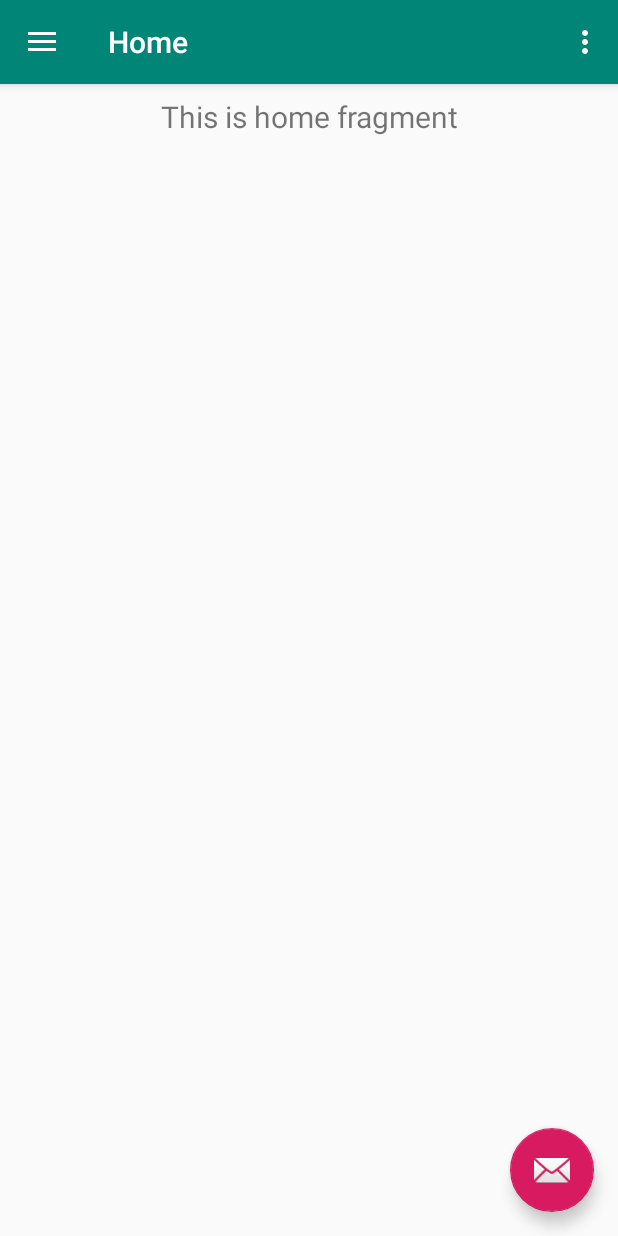
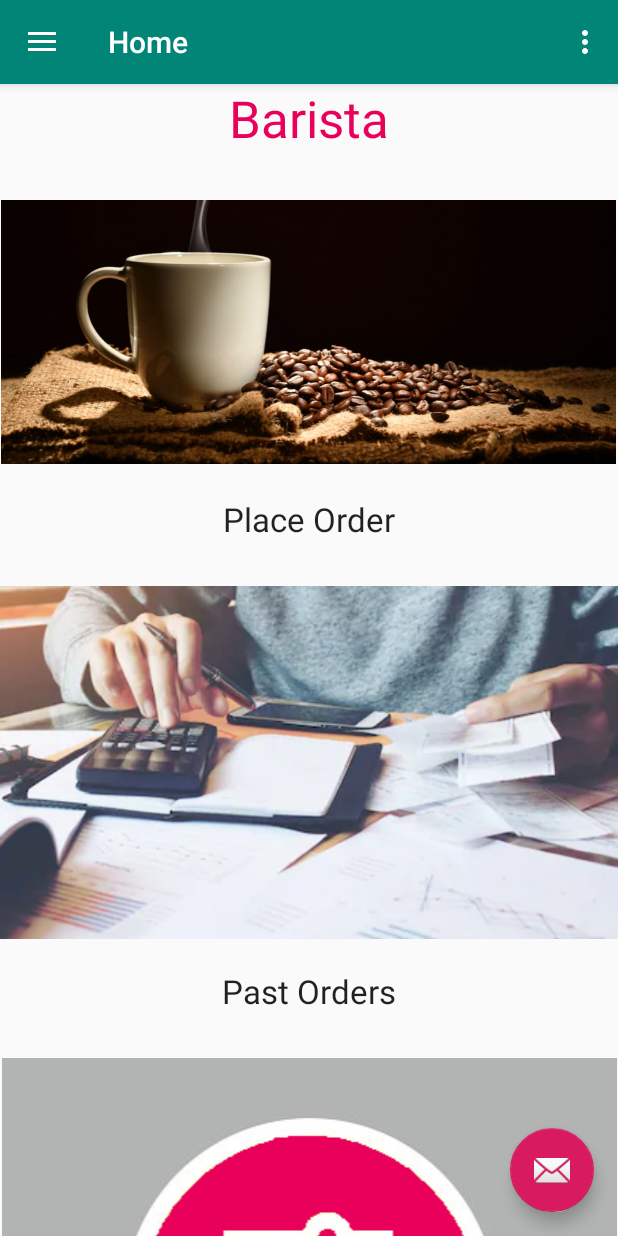
Before and after one commit to jpmono416/NTU_Barista, an Android app: the screen it shows after launch (MainActivity), on a phone screen of 412 x 824 dp. Run offline under Robolectric (Android 15) with nearby library versions, the phone set to English and light mode, and no system bars; our stand-ins replace navigation-ui.

Commit message:
Main user interface done (basic idea)

```diff
--- a/app/src/main/java/com/aad/ntubarista/ui/home/HomeFragment.java
+++ b/app/src/main/java/com/aad/ntubarista/ui/home/HomeFragment.java
@@ -1,35 +1,7 @@
 package com.aad.ntubarista.ui.home;
 
-import android.os.Bundle;
-import android.view.LayoutInflater;
-import android.view.View;
-import android.view.ViewGroup;
-import android.widget.TextView;
-
-import androidx.annotation.Nullable;
-import androidx.annotation.NonNull;
 import androidx.fragment.app.Fragment;
-import androidx.lifecycle.Observer;
-import androidx.lifecycle.ViewModelProviders;
-
-import com.aad.ntubarista.R;
 
 public class HomeFragment extends Fragment {
 
-    private HomeViewModel homeViewModel;
-
-    public View onCreateView(@NonNull LayoutInflater inflater,
-                             ViewGroup container, Bundle savedInstanceState) {
-        homeViewModel =
-                ViewModelProviders.of(this).get(HomeViewModel.class);
-        View root = inflater.inflate(R.layout.fragment_home, container, false);
-        final TextView textView = root.findViewById(R.id.text_home);
-        homeViewModel.getText().observe(this, new Observer<String>() {
-            @Override
-            public void onChanged(@Nullable String s) {
-                textView.setText(s);
-            }
-        });
-        return root;
-    }
 }
--- a/app/src/main/res/layout/content_main.xml
+++ b/app/src/main/res/layout/content_main.xml
@@ -13,8 +13,81 @@
         android:layout_width="match_parent"
         android:layout_height="match_parent"
         app:defaultNavHost="true"
+        app:layout_constraintHorizontal_bias="1.0"
         app:layout_constraintLeft_toLeftOf="parent"
         app:layout_constraintRight_toRightOf="parent"
-        app:layout_constraintTop_toTopOf="parent"
-        app:navGraph="@navigation/mobile_navigation" />
+        app:navGraph="@navigation/mobile_navigation"
+        tools:layout_editor_absoluteY="0dp" />
+
+    <ScrollView
+        android:layout_width="match_parent"
+        android:layout_height="match_parent"
+        tools:layout_editor_absoluteX="-16dp"
+        tools:layout_editor_absoluteY="132dp">
+
+        <LinearLayout
+            android:layout_width="match_parent"
+            android:layout_height="wrap_content"
+            android:layout_gravity="center|top"
+            android:gravity="center"
+            android:orientation="vertical">
+
+            <TextView
+                android:id="@+id/txtBarista"
+                android:layout_width="wrap_content"
+                android:layout_height="wrap_content"
+                android:layout_marginBottom="30dp"
+                android:text="@string/barista"
+                android:textAppearance="@style/TextAppearance.AppCompat.Display1"
+                android:textColor="#e8005a" />
+
+            <ImageView
+                android:id="@+id/imgCoffee"
+                android:layout_width="410dp"
+                android:layout_height="180dp"
+                android:contentDescription="@string/place_order"
+                app:srcCompat="@drawable/coffee" />
+
+            <TextView
+                android:id="@+id/txtPlaceOrder"
+                android:layout_width="wrap_content"
+                android:layout_height="wrap_content"
+                android:layout_marginTop="20dp"
+                android:text="@string/place_order"
+                android:textAppearance="@style/TextAppearance.AppCompat.Large" />
+
+            <ImageView
+                android:id="@+id/imgOrders"
+                android:layout_width="wrap_content"
+                android:layout_height="235dp"
+                android:layout_marginTop="30dp"
+                android:contentDescription="@string/past_orders"
+                app:srcCompat="@drawable/orders" />
+
+            <TextView
+                android:id="@+id/txtPastOrders"
+                android:layout_width="wrap_content"
+                android:layout_height="wrap_content"
+                android:layout_marginTop="20dp"
+                android:text="@string/past_orders"
+                android:textAppearance="@style/TextAppearance.AppCompat.Large" />
+
+            <ImageView
+                android:id="@+id/imgSettings"
+                android:layout_width="match_parent"
+                android:layout_height="wrap_content"
+                android:layout_marginTop="30dp"
+                android:contentDescription="@string/settings"
+                app:srcCompat="@drawable/settings" />
+
+            <TextView
+                android:id="@+id/txtSettings"
+                android:layout_width="wrap_content"
+                android:layout_height="wrap_content"
+                android:layout_marginTop="20dp"
+                android:text="@string/settings"
+                android:textAppearance="@style/TextAppearance.AppCompat.Large" />
+        </LinearLayout>
+    </ScrollView>
+
 </androidx.constraintlayout.widget.ConstraintLayout>
--- a/app/src/main/res/layout/fragment_home.xml
+++ b/app/src/main/res/layout/fragment_home.xml
@@ -1,19 +1,6 @@
 <?xml version="1.0" encoding="utf-8"?>
 <androidx.constraintlayout.widget.ConstraintLayout xmlns:android="http://schemas.android.com/apk/res/android"
     xmlns:app="http://schemas.android.com/apk/res-auto"
+    xmlns:tools="http://schemas.android.com/tools"
     android:layout_width="match_parent"
-    android:layout_height="match_parent">
-
-    <TextView
-        android:id="@+id/text_home"
-        android:layout_width="match_parent"
-        android:layout_height="wrap_content"
-        android:layout_marginStart="8dp"
-        android:layout_marginTop="8dp"
-        android:layout_marginEnd="8dp"
-        android:textAlignment="center"
-        android:textSize="20sp"
-        app:layout_constraintEnd_toEndOf="parent"
-        app:layout_constraintStart_toStartOf="parent"
-        app:layout_constraintTop_toTopOf="parent" />
-</androidx.constraintlayout.widget.ConstraintLayout>
+    android:layout_height="match_parent"/>
--- a/app/src/main/res/values/strings.xml
+++ b/app/src/main/res/values/strings.xml
@@ -13,4 +13,8 @@
     <string name="menu_tools">Tools</string>
     <string name="menu_share">Share</string>
     <string name="menu_send">Send</string>
+    <string name="place_order">Place Order</string>
+    <string name="past_orders">Past Orders</string>
+    <string name="barista">Barista</string>
+    <string name="settings">Settings</string>
 </resources>
```
Also changed, not shown: app/src/main/res/drawable/coffee.png (added), app/src/main/res/drawable/orders.png (added), app/src/main/res/drawable/settings.png (added), 5 other files.
